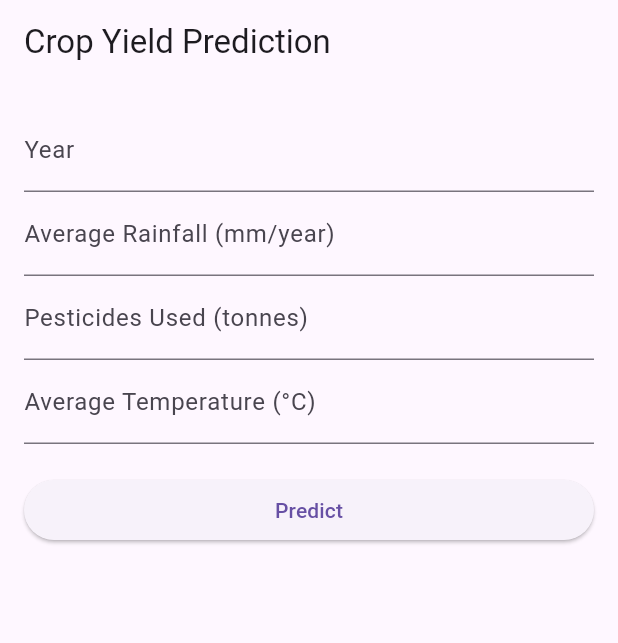
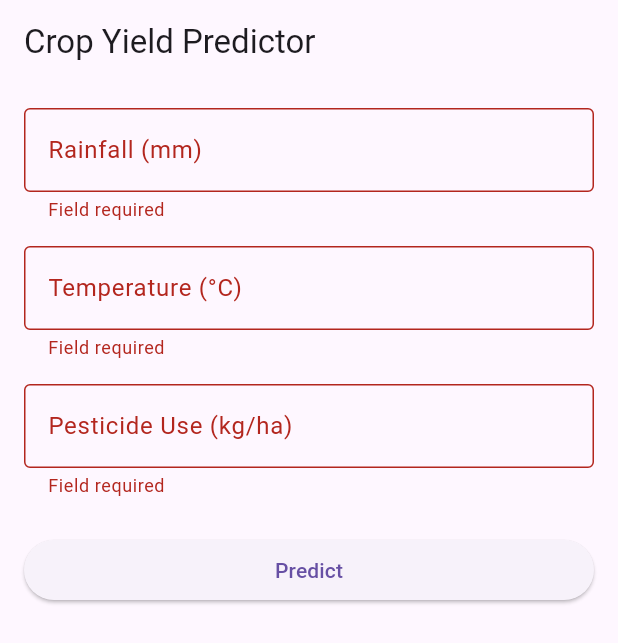
Before and after one commit to MarialRK/ml_linear_regression_model, a Flutter app: the screen it shows after launch, after a tap on "Predict", on a phone screen of 412 x 824 dp. Shown: the top 643 px of the screen. Run offline on Flutter 3.47's test engine with Material 3 defaults, Android fonts, the phone set to English and light mode, and no system bars.

Commit message:
Add Flutter app for crop yield prediction

```diff
--- a/summative/FlutterApp/lib/main.dart
+++ b/summative/FlutterApp/lib/main.dart
@@ -2,108 +2,133 @@ import 'package:flutter/material.dart';
 import 'package:http/http.dart' as http;
 import 'dart:convert';
 
-void main() => runApp(MyApp());
+void main() => runApp(CropYieldApp());
 
-class MyApp extends StatelessWidget {
+class CropYieldApp extends StatelessWidget {
   @override
   Widget build(BuildContext context) {
     return MaterialApp(
       title: 'Crop Yield Predictor',
       theme: ThemeData(primarySwatch: Colors.green),
-      home: PredictionPage(),
+      home: CropYieldForm(),
     );
   }
 }
 
-class PredictionPage extends StatefulWidget {
+class CropYieldForm extends StatefulWidget {
   @override
-  _PredictionPageState createState() => _PredictionPageState();
+  _CropYieldFormState createState() => _CropYieldFormState();
 }
 
-class _PredictionPageState extends State<PredictionPage> {
+class _CropYieldFormState extends State<CropYieldForm> {
   final _formKey = GlobalKey<FormState>();
 
-  final TextEditingController yearController = TextEditingController();
+  // ✅ Replace this with your actual API endpoint
+  final String apiUrl = "https://your-api-url.onrender.com/predict";
+
   final TextEditingController rainfallController = TextEditingController();
+  final TextEditingController temperatureController = TextEditingController();
   final TextEditingController pesticideController = TextEditingController();
-  final TextEditingController tempController = TextEditingController();
 
-  String result = '';
+  String result = "";
 
   Future<void> predictYield() async {
-    final url = Uri.parse('https://ml-linear-regression-model.onrender.com/predict');
-
-    final Map<String, dynamic> data = {
-      "Item_Potatoes": 1,
-      "Area_United_Kingdom": 1,
-      "Item_Sweet_potatoes": 1,
-      "Area_Japan": 1,
-      "Year": int.parse(yearController.text),
-      "average_rain_fall_mm_per_year": double.parse(rainfallController.text),
-      "pesticides_tonnes": double.parse(pesticideController.text),
-      "avg_temp": double.parse(tempController.text),
-    };
+    if (!_formKey.currentState!.validate()) return;
 
     try {
+      final double rainfall = double.parse(rainfallController.text);
+      final double temperature = double.parse(temperatureController.text);
+      final double pesticide = double.parse(pesticideController.text);
+
       final response = await http.post(
-        url,
-        headers: {'Content-Type': 'application/json'},
-        body: jsonEncode(data),
+        Uri.parse(apiUrl),
+        headers: {"Content-Type": "application/json"},
+        body: jsonEncode({
+          "rainfall": rainfall,
+          "temperature": temperature,
+          "pesticide": pesticide,
+        }),
       );
 
       if (response.statusCode == 200) {
+        final prediction = json.decode(response.body);
         setState(() {
-          result = 'Predicted Yield: ${jsonDecode(response.body)} hg/ha';
+          result =
+              "✅ Predicted Yield: ${prediction['prediction'].toStringAsFixed(2)} tons/ha";
         });
       } else {
         setState(() {
-          result = 'Error: ${response.statusCode} ${response.body}';
+          result = "❌ Error: ${response.reasonPhrase}";
         });
       }
     } catch (e) {
       setState(() {
-        result = 'Error: $e';
+        result = "❌ Exception: ${e.toString()}";
       });
     }
   }
 
   @override
+  void dispose() {
+    rainfallController.dispose();
+    temperatureController.dispose();
+    pesticideController.dispose();
+    super.dispose();
+  }
+
+  Widget _buildTextField({
+    required String label,
+    required TextEditingController controller,
+  }) {
+    return TextFormField(
+      controller: controller,
+      decoration: InputDecoration(
+        labelText: label,
+        border: OutlineInputBorder(),
+      ),
+      keyboardType: TextInputType.number,
+      validator: (value) {
+        if (value == null || value.isEmpty) return 'Field required';
+        if (double.tryParse(value) == null) return 'Enter valid number';
+        return null;
+      },
+    );
+  }
+
+  @override
   Widget build(BuildContext context) {
     return Scaffold(
-      appBar: AppBar(title: Text('Crop Yield Prediction')),
+      appBar: AppBar(title: Text('Crop Yield Predictor')),
       body: Padding(
         padding: const EdgeInsets.all(16.0),
         child: Form(
           key: _formKey,
           child: ListView(
             children: [
-              TextFormField(
-                controller: yearController,
-                keyboardType: TextInputType.number,
-                decoration: InputDecoration(labelText: 'Year'),
+              _buildTextField(
+                label: 'Rainfall (mm)',
+                controller: rainfallController,
               ),
-              TextFormField(
-                controller: rainfallController,
-                keyboardType: TextInputType.number,
-                decoration: InputDecoration(labelText: 'Average Rainfall (mm/year)'),
+              SizedBox(height: 16),
+              _buildTextField(
+                label: 'Temperature (°C)',
+                controller: temperatureController,
               ),
-              TextFormField(
+              SizedBox(height: 16),
+              _buildTextField(
+                label: 'Pesticide Use (kg/ha)',
                 controller: pesticideController,
-                keyboardType: TextInputType.number,
-                decoration: InputDecoration(labelText: 'Pesticides Used (tonnes)'),
               ),
-              TextFormField(
-                controller: tempController,
-                keyboardType: TextInputType.number,
-                decoration: InputDecoration(labelText: 'Average Temperature (°C)'),
-              ),
-              SizedBox(height: 20),
+              SizedBox(height: 24),
               ElevatedButton(
                 onPressed: predictYield,
                 child: Text('Predict'),
               ),
               SizedBox(height: 20),
-              Text(result),
+              Text(
+                result,
+                style: TextStyle(fontSize: 18, color: Colors.black87),
+              ),
             ],
           ),
         ),
```
Also changed, not shown: summative/FlutterApp/pubspec.yaml (+10 -4 lines).
